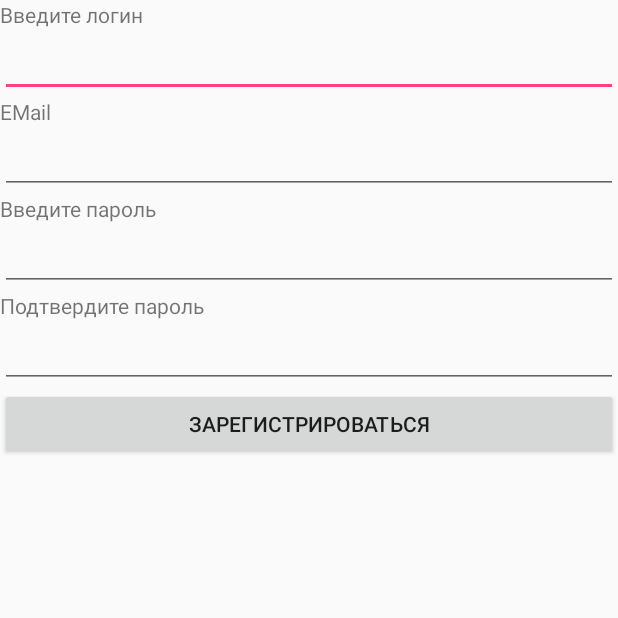
After one commit to AlexeyGodyaev/TonusApp, an Android app: the RegistrationActivity screen opened directly, with no data from a screen before it, on a phone screen of 412 x 824 dp, the top half of it. The commit adds this screen. Run offline under Robolectric (Android 15) with nearby library versions, the light colour scheme and no system bars.

Commit message:
запилил окно регистрации

```diff
--- a/frontend/CaloriesDiary/app/src/main/AndroidManifest.xml
+++ b/frontend/CaloriesDiary/app/src/main/AndroidManifest.xml
@@ -10,6 +10,7 @@
         android:supportsRtl="true"
         android:theme="@style/AppTheme">
         <activity android:name=".AuthorizationActivity"/>
+        <activity android:name=".RegistrationActivity"/>
         <activity android:name=".MainActivity">
             <intent-filter>
                 <action android:name="android.intent.action.MAIN" />
--- a/frontend/CaloriesDiary/app/src/main/java/com/caloriesdiary/caloriesdiary/AuthorizationActivity.java
+++ b/frontend/CaloriesDiary/app/src/main/java/com/caloriesdiary/caloriesdiary/AuthorizationActivity.java
@@ -1,13 +1,25 @@
 package com.caloriesdiary.caloriesdiary;
 
 import android.app.Activity;
+import android.content.Intent;
 import android.os.Bundle;
+import android.view.View;
+import android.widget.Button;
 
 
 public class AuthorizationActivity extends Activity {
+
+    Button reg;
     @Override
     protected void onCreate(Bundle savedInstanceState) {
         super.onCreate(savedInstanceState);
         setContentView(R.layout.authorization_layout);
+        reg = (Button) findViewById(R.id.registrationButton);
+    }
+
+    public  void registrationClc(View view){
+        Intent intent = new Intent(getApplicationContext(),RegistrationActivity.class);
+
+        startActivity(intent);
     }
 }
--- /dev/null
+++ b/frontend/CaloriesDiary/app/src/main/java/com/caloriesdiary/caloriesdiary/RegistrationActivity.java
@@ -0,0 +1,37 @@
+package com.caloriesdiary.caloriesdiary;
+
+
+import android.app.Activity;
+import android.os.Bundle;
+import android.view.View;
+import android.widget.Button;
+import android.widget.EditText;
+import android.widget.TextView;
+
+public class RegistrationActivity extends Activity {
+
+    TextView error;
+    Button regBtn;
+    EditText name, pass, passAgain, mail;
+
+    @Override
+    protected void onCreate(Bundle savedInstanceState) {
+        super.onCreate(savedInstanceState);
+        setContentView(R.layout.registration_layout);
+
+        error = (TextView) findViewById(R.id.registrationErrorView);
+        regBtn = (Button) findViewById(R.id.registrationButton);
+        name = (EditText) findViewById(R.id.editLogin);
+        pass = (EditText) findViewById(R.id.editPassword);
+        passAgain = (EditText) findViewById(R.id.editPasswordAgain);
+        mail = (EditText) findViewById(R.id.editMail);
+    }
+
+    public void regClc(View view){
+        if(pass.getText().toString()==passAgain.getText().toString()){
+
+        }
+        else error.setText("Введенные вами пароли должны быть эдентичны");
+
+    }
+}
--- a/frontend/CaloriesDiary/app/src/main/res/layout/authorization_layout.xml
+++ b/frontend/CaloriesDiary/app/src/main/res/layout/authorization_layout.xml
@@ -68,6 +68,7 @@
         android:layout_width="wrap_content"
         android:layout_height="wrap_content"
         android:text="Регистрация"
+        android:onClick="registrationClc"
         android:layout_alignBaseline="@+id/guestButton"
         android:layout_alignBottom="@+id/guestButton"
         android:layout_alignLeft="@+id/passwordLable"
@@ -95,7 +96,7 @@
         android:layout_toStartOf="@+id/loginButton" />
 
     <TextView
-        android:id="@+id/textView"
+        android:id="@+id/testRequestText"
         android:layout_width="wrap_content"
         android:layout_height="wrap_content"
         android:layout_below="@+id/googleAccountButton"
--- a/frontend/CaloriesDiary/app/src/main/res/layout/new_layout2.xml
+++ /dev/null
@@ -1,6 +0,0 @@
-<?xml version="1.0" encoding="utf-8"?>
-<LinearLayout xmlns:android="http://schemas.android.com/apk/res/android"
-    android:orientation="vertical" android:layout_width="match_parent"
-    android:layout_height="match_parent">
-
-</LinearLayout>
--- /dev/null
+++ b/frontend/CaloriesDiary/app/src/main/res/layout/registration_layout.xml
@@ -0,0 +1,71 @@
+<?xml version="1.0" encoding="utf-8"?>
+<LinearLayout xmlns:android="http://schemas.android.com/apk/res/android"
+    android:orientation="vertical" android:layout_width="match_parent"
+    android:layout_height="match_parent">
+
+    <TextView
+        android:id="@+id/enterLogin"
+        android:layout_width="match_parent"
+        android:layout_height="wrap_content"
+        android:text="Введите логин" />
+
+    <EditText
+        android:id="@+id/editLogin"
+        android:layout_width="match_parent"
+        android:layout_height="wrap_content"
+        android:ems="10"
+        android:inputType="textPersonName"
+        android:text="" />
+
+    <TextView
+        android:id="@+id/enterMail"
+        android:layout_width="match_parent"
+        android:layout_height="wrap_content"
+        android:text="EMail" />
+
+    <EditText
+        android:id="@+id/editMail"
+        android:layout_width="match_parent"
+        android:layout_height="wrap_content"
+        android:ems="10"
+        android:inputType="textEmailAddress" />
+
+    <TextView
+        android:id="@+id/enterPassword"
+        android:layout_width="match_parent"
+        android:layout_height="wrap_content"
+        android:text="Введите пароль" />
+
+    <EditText
+        android:id="@+id/editPassword"
+        android:layout_width="match_parent"
+        android:layout_height="wrap_content"
+        android:ems="10"
+        android:inputType="textPassword" />
+
+    <TextView
+        android:id="@+id/enterPasswordAgain"
+        android:layout_width="match_parent"
+        android:layout_height="wrap_content"
+        android:text="Подтвердите пароль" />
+
+    <EditText
+        android:id="@+id/editPasswordAgain"
+        android:layout_width="match_parent"
+        android:layout_height="wrap_content"
+        android:ems="10"
+        android:inputType="textPassword" />
+
+    <Button
+        android:id="@+id/sendNewUserData"
+        android:onClick="regClc"
+        android:layout_width="match_parent"
+        android:layout_height="wrap_content"
+        android:text="Зарегистрироваться" />
+
+    <TextView
+        android:id="@+id/registrationErrorView"
+        android:layout_width="match_parent"
+        android:layout_height="wrap_content"
+        android:text="" />
+</LinearLayout>
```
